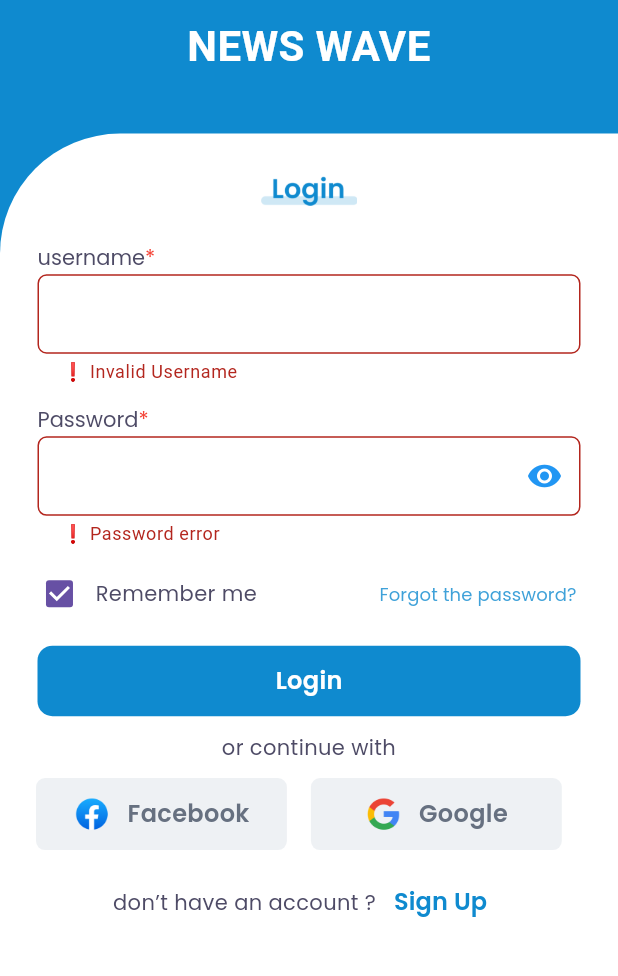
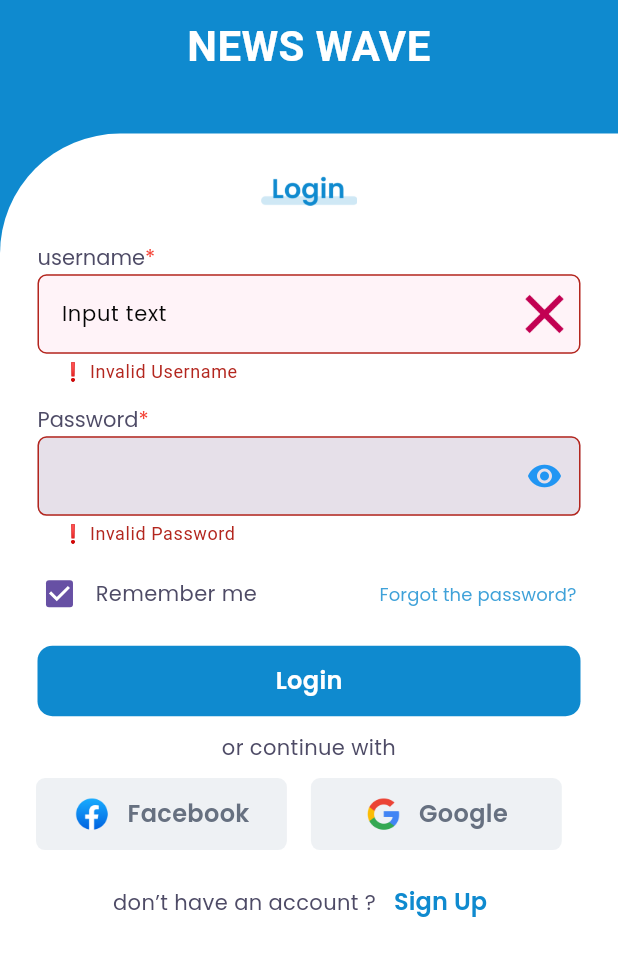
Before and after one commit to mohamedamr77/newsapp_new, a Flutter app: the screen it shows after launch, after a tap on "Login", on a phone screen of 412 x 824 dp, the part 258-1234 px from its top. Run offline on Flutter 3.47's test engine with Material 3 defaults, Android fonts, the phone set to English and light mode, and no system bars; our stand-ins replace device_preview, flutter_bloc, flutter_svg, google_fonts.

Commit message:
finish cubit for usernameCubit

```diff
--- a/lib/auth/login/features/controller/login/login_cubit.dart
+++ b/lib/auth/login/features/controller/login/login_cubit.dart
@@ -1,8 +1,36 @@
+
+import 'package:flutter/cupertino.dart';
 import 'package:flutter_bloc/flutter_bloc.dart';
 import 'package:newsappcode/auth/login/features/controller/login/login_state.dart';
 
 class LoginCubit extends Cubit<LoginState>{
   LoginCubit() : super(LoginInitialState());
-  void isValidate=false;
+  bool isValidateUserName=false;
+  bool isValidatePassword=false;
 
+  String? validateUserName(String? value) {
+    if (value == null || value.isEmpty) {
+      isValidateUserName = true;
+      emit(ValidationNameTrueState());
+      debugPrint("$isValidateUserName");
+      return "❗ Invalid Username";
+    } else {
+      isValidateUserName = false;
+     emit(ValidationNameFalseState());
+      debugPrint("$isValidateUserName");
+    return null;
+    }
+  }
+
+  String? validatePassword(String? value) {
+    if (value == null || value.isEmpty) {
+      isValidatePassword = true;
+      emit(ValidationPasswordTrueState());
+      return "❗ Invalid Password";
+    } else {
+      isValidatePassword = false;
+    emit(ValidationPasswordFalseState());
+    return null;
+    }
+  }
 }
--- a/lib/auth/login/features/controller/login/login_state.dart
+++ b/lib/auth/login/features/controller/login/login_state.dart
@@ -3,3 +3,9 @@
 class LoginSuccessState extends LoginState{}
 class LoginFaliureState extends LoginState{}
 class LoginLoadingState extends LoginState{}
+
+class ValidationNameTrueState extends LoginState{}
+class ValidationNameFalseState extends LoginState{}
+
+class ValidationPasswordTrueState extends LoginState{}
+class ValidationPasswordFalseState extends LoginState{}
--- a/lib/auth/login/features/presenttation/widgets/body_form.dart
+++ b/lib/auth/login/features/presenttation/widgets/body_form.dart
@@ -1,4 +1,7 @@
 import 'package:flutter/material.dart';
+import 'package:flutter_bloc/flutter_bloc.dart';
+import 'package:newsappcode/auth/login/features/controller/login/login_cubit.dart';
+import 'package:newsappcode/auth/login/features/controller/login/login_state.dart';
 import 'package:newsappcode/core/utils/style_app.dart';
 import 'custom_button.dart';
 import 'custom_form_field.dart';
@@ -10,12 +13,15 @@
 
   @override
   Widget build(BuildContext context) {
-    var formKey=GlobalKey<FormState>();
+    var formKey = GlobalKey<FormState>();
     return Form(
       autovalidateMode: AutovalidateMode.onUserInteraction,
-      key:formKey,
+      key: formKey,
       child: Container(
-        padding:  EdgeInsets.only(top: MediaQuery.of(context).size.height*0.032397, bottom: MediaQuery.of(context).size.height*0.032397,),
+        padding: EdgeInsets.only(
+          top: MediaQuery.of(context).size.height * 0.032397,
+          bottom: MediaQuery.of(context).size.height * 0.032397,
+        ),
         decoration: const BoxDecoration(
             color: Colors.white,
             borderRadius: BorderRadius.only(
@@ -24,50 +30,88 @@
         child: Column(
           crossAxisAlignment: CrossAxisAlignment.start,
           children: [
+
             Padding(
-              padding:  EdgeInsets.symmetric(horizontal: MediaQuery.of(context).size.width*0.0584),
+              padding: EdgeInsets.symmetric(
+                  horizontal: MediaQuery.of(context).size.width * 0.0584),
               child: Align(
                 alignment: Alignment.topCenter,
                 child: Image(
                   image: const AssetImage(
                     "assets/images/login text.png",
                   ),
-                  width: MediaQuery.of(context).size.width *
-                      0.1682,
-                  height: MediaQuery.of(context).size.height *
-                      0.02591,
+                  width: MediaQuery.of(context).size.width * 0.1682,
+                  height: MediaQuery.of(context).size.height * 0.02591,
                 ),
               ),
             ),
+
             SizedBox(
               height: MediaQuery.of(context).size.height * 0.03,
             ),
+
             const CustomRichText(text: "username"),
-            CustomFormField(
+
+            BlocBuilder<LoginCubit, LoginState>(
+              builder: (context, state) {
+                return CustomFormField(
+                  fillColor:
+                      BlocProvider.of<LoginCubit>(context).isValidateUserName
+                          ? Color(0xffFFF3F8)
+                          : Colors.white,
+                  hintText:
+                      BlocProvider.of<LoginCubit>(context).isValidateUserName
+                          ? "Input text"
+                          : null,
+                  suffixIcon:
+                      BlocProvider.of<LoginCubit>(context).isValidateUserName
+                          ? Image(
+                              image: AssetImage(
+                                "assets/images/remove.png",
+                              ),
+                              width: 14,
+                              height: 14,
+                            )
+                          : null,
                   onSaved: (s) {},
-              validator: (value){
-               return validateUserName(value);
+                  validator: (value) {
+                    return BlocProvider.of<LoginCubit>(context)
+                        .validateUserName(value);
+                  },
+                );
               },
             ),
+
             SizedBox(
               height: MediaQuery.of(context).size.height * 0.017,
             ),
+
             const CustomRichText(text: "Password"),
-            CustomFormField(
+
+            BlocBuilder<LoginCubit, LoginState>(
+              builder: (context, state) {
+                return CustomFormField(
+
                   onSaved: (s) {},
-              validator:(v){
-                return validatePassword(v);
+                  validator: (v) {
+                    return BlocProvider.of<LoginCubit>(context)
+                        .validatePassword(v);
                   },
                   suffixIcon: const Icon(
                     Icons.remove_red_eye,
                     color: Colors.blue,
                   ),
+                );
+              },
             ),
+
             const SizedBox(
               height: 8,
             ),
+
             Padding(
-              padding:  EdgeInsets.symmetric(horizontal: MediaQuery.of(context).size.width*0.038),
+              padding: EdgeInsets.symmetric(
+                  horizontal: MediaQuery.of(context).size.width * 0.038),
               child: Row(
                 children: [
                   Checkbox(value: true, onChanged: (value) {}),
@@ -86,21 +130,25 @@
                 ],
               ),
             ),
+
             SizedBox(
-              height: MediaQuery.of(context).size.height*0.0129,
+              height: MediaQuery.of(context).size.height * 0.0129,
             ),
+
             CustomButton(
               backGroundColor: const Color(0xff0F8ACF),
               nameButton: "Login",
-                onTap:  () {
-                  if(formKey.currentState!.validate()) {
+              onTap: () {
+                if (formKey.currentState!.validate()) {
                   formKey.currentState!.save();
                 }
+              },
+            ),
 
-                },),
             SizedBox(
-              height: MediaQuery.of(context).size.height*0.0129,
+              height: MediaQuery.of(context).size.height * 0.0129,
             ),
+
             Align(
               alignment: Alignment.center,
               child: Text(
@@ -109,9 +157,11 @@
                 style: StyleApp.textStyle1,
               ),
             ),
+
             SizedBox(
-               height: MediaQuery.of(context).size.height*0.0129,
+              height: MediaQuery.of(context).size.height * 0.0129,
             ),
+
             Row(
               children: [
                 FacebookOrGoogle(
@@ -131,9 +181,11 @@
                 ),
               ],
             ),
+
             SizedBox(
-               height: MediaQuery.of(context).size.height*0.0129,
+              height: MediaQuery.of(context).size.height * 0.0129,
             ),
+
             Row(
               mainAxisAlignment: MainAxisAlignment.center,
               children: [
@@ -141,6 +193,7 @@
                   "don’t have an account ?",
                   style: StyleApp.textStyle1,
                 ),
+
                 TextButton(
                     onPressed: () {},
                     child: Text(
@@ -156,17 +209,17 @@
     );
   }
 }
-
-String? validateUserName(String? value) {
-  if (value == null || value.isEmpty) {
-    return "❗ Invalid Username";
-  }
-  return null;
-}
-
-String? validatePassword(String? value) {
-  if (value == null || value.isEmpty) {
-    return "❗ Password error";
-  }
-  return null;
-}
+//
+// String? validateUserName(String? value) {
+//   if (value == null || value.isEmpty) {
+//     return "❗ Invalid Username";
+//   }
+//   return null;
+// }
+//
+// String? validatePassword(String? value) {
+//   if (value == null || value.isEmpty) {
+//     return "❗ Password error";
+//   }
+//   return null;
+// }
--- a/lib/auth/login/features/presenttation/widgets/custom_form_field.dart
+++ b/lib/auth/login/features/presenttation/widgets/custom_form_field.dart
@@ -1,4 +1,5 @@
 import 'package:flutter/material.dart';
+import 'package:newsappcode/core/utils/style_app.dart';
 
 class CustomFormField extends StatelessWidget {
   const CustomFormField({
@@ -10,9 +11,13 @@
     this.initialValue,
     @required this.onSaved,
     this.suffixIcon,
+    this.hintText,
+    this.fillColor,
   });
+  final Color? fillColor;
   final int minLine;
   final int maxLine;
+  final String? hintText;
   final void Function(String)? onChanged;
   final String? Function(String?)? validator;
   final void Function(String?)? onSaved;
@@ -33,6 +38,10 @@
           FocusManager.instance.primaryFocus?.unfocus();
         },
         decoration: InputDecoration(
+          filled: true,
+          fillColor: fillColor,
+          hintText: hintText,
+          hintStyle: StyleApp.textStyle6,
           suffixIcon: suffixIcon,
           border: OutlineInputBorder(
             borderRadius: BorderRadius.circular(6),
--- a/lib/core/utils/style_app.dart
+++ b/lib/core/utils/style_app.dart
@@ -22,4 +22,9 @@
     fontSize: 16,
     color: const Color(0xff0F8ACF),
   );
+  static final textStyle6 = GoogleFonts.poppins(
+    fontWeight: FontWeight.w400,
+    fontSize: 14,
+    color: const Color(0xff050505),
+  );
 }
```
Also changed, not shown: assets/images/remove.png (added). Lines whose indentation alone changed are shown as unchanged.
